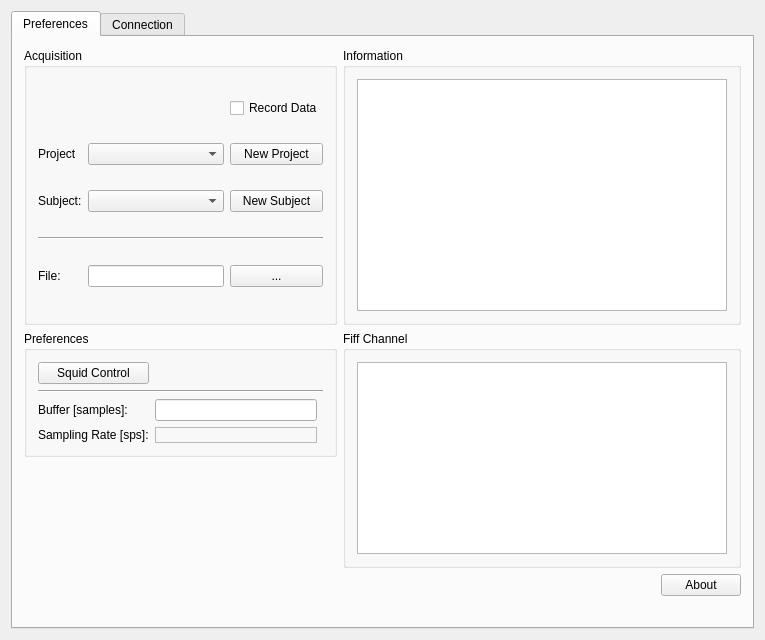
The window that applications/mne_x/plugins/babymeg/FormFiles/babymegsetup.ui (mne-tools/mne-cpp) describes before a commit, drawn with Qt 5.
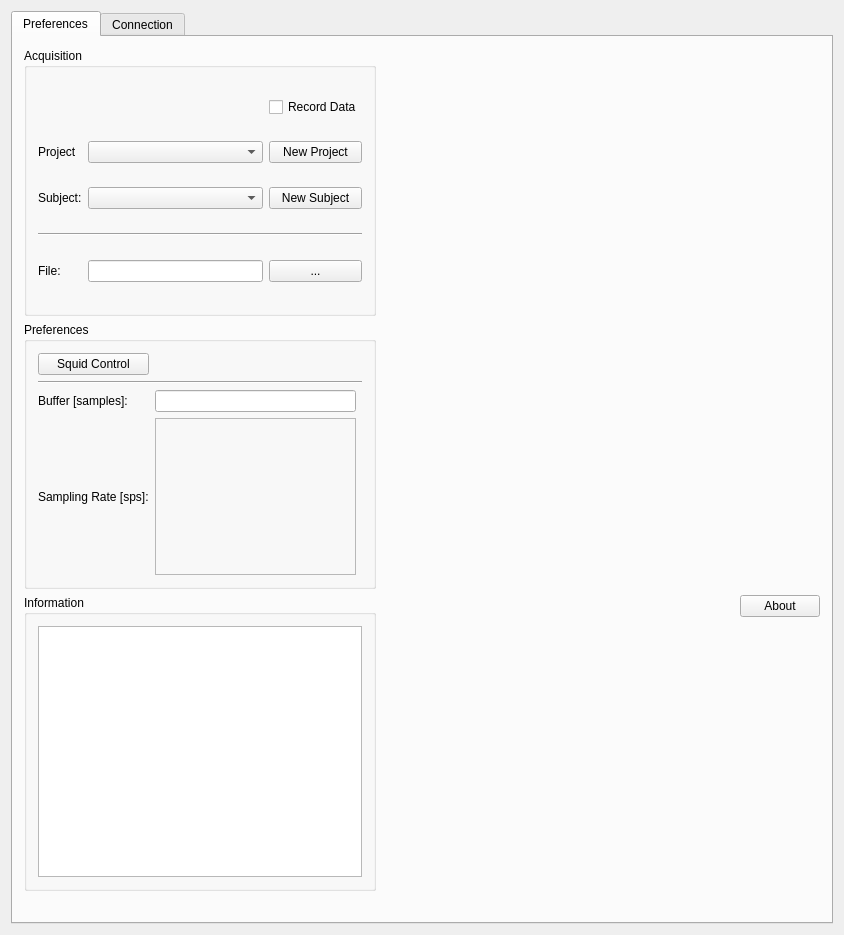
The same window after the commit. Icons and pictures are not drawn.

The edit to the form file:
```diff
--- a/applications/mne_x/plugins/babymeg/FormFiles/babymegsetup.ui
+++ b/applications/mne_x/plugins/babymeg/FormFiles/babymegsetup.ui
@@ -6,8 +6,8 @@
    <rect>
     <x>0</x>
     <y>0</y>
-    <width>765</width>
-    <height>640</height>
+    <width>844</width>
+    <height>935</height>
    </rect>
   </property>
   <property name="windowTitle">
@@ -26,90 +26,7 @@
       <layout class="QVBoxLayout" name="verticalLayout_2">
        <item>
         <layout class="QGridLayout" name="m_qGridLayout_main">
-         <item row="5" column="2">
-          <widget class="QPushButton" name="m_qPushButton_About">
-           <property name="text">
-            <string>About</string>
-           </property>
-          </widget>
-         </item>
-         <item row="5" column="1">
-          <spacer name="m_qHorizontalSpacer_About">
-           <property name="orientation">
-            <enum>Qt::Horizontal</enum>
-           </property>
-           <property name="sizeHint" stdset="0">
-            <size>
-             <width>40</width>
-             <height>20</height>
-            </size>
-           </property>
-          </spacer>
-         </item>
-         <item row="3" column="0">
-          <widget class="QGroupBox" name="m_qGroupBox_Preferences">
-           <property name="title">
-            <string>Preferences</string>
-           </property>
-           <layout class="QGridLayout" name="gridLayout">
-            <item row="5" column="1">
-             <widget class="QLabel" name="m_qLabel_sps">
-              <property name="frameShape">
-               <enum>QFrame::StyledPanel</enum>
-              </property>
-              <property name="text">
-               <string/>
-              </property>
-             </widget>
-            </item>
-            <item row="4" column="0">
-             <widget class="QLabel" name="m_qLabel_BufferSize">
-              <property name="text">
-               <string>Buffer [samples]:</string>
-              </property>
-             </widget>
-            </item>
-            <item row="4" column="1">
-             <widget class="QLineEdit" name="m_qLineEdit_BufferSize">
-              <property name="text">
-               <string/>
-              </property>
-             </widget>
-            </item>
-            <item row="3" column="0" colspan="3">
-             <widget class="Line" name="line">
-              <property name="orientation">
-               <enum>Qt::Horizontal</enum>
-              </property>
-             </widget>
-            </item>
-            <item row="5" column="0">
-             <widget class="QLabel" name="m_qLabel_sps_description">
-              <property name="sizePolicy">
-               <sizepolicy hsizetype="Minimum" vsizetype="Minimum">
-                <horstretch>0</horstretch>
-                <verstretch>0</verstretch>
-               </sizepolicy>
-              </property>
-              <property name="layoutDirection">
-               <enum>Qt::LeftToRight</enum>
-              </property>
-              <property name="text">
-               <string>Sampling Rate [sps]:</string>
-              </property>
-             </widget>
-            </item>
-            <item row="0" column="0">
-             <widget class="QPushButton" name="m_qPushButtonSqdCtrl">
-              <property name="text">
-               <string>Squid Control</string>
-              </property>
-             </widget>
-            </item>
-           </layout>
-          </widget>
-         </item>
-         <item row="0" column="0" rowspan="3">
+         <item row="0" column="0">
           <widget class="QGroupBox" name="m_qGroupBox_Acquisition">
            <property name="title">
             <string>Acquisition</string>
@@ -183,7 +100,70 @@
            </layout>
           </widget>
          </item>
-         <item row="0" column="1" rowspan="3" colspan="2">
+         <item row="1" column="0">
+          <widget class="QGroupBox" name="m_qGroupBox_Preferences">
+           <property name="title">
+            <string>Preferences</string>
+           </property>
+           <layout class="QGridLayout" name="gridLayout">
+            <item row="5" column="1">
+             <widget class="QLabel" name="m_qLabel_sps">
+              <property name="frameShape">
+               <enum>QFrame::StyledPanel</enum>
+              </property>
+              <property name="text">
+               <string/>
+              </property>
+             </widget>
+            </item>
+            <item row="4" column="0">
+             <widget class="QLabel" name="m_qLabel_BufferSize">
+              <property name="text">
+               <string>Buffer [samples]:</string>
+              </property>
+             </widget>
+            </item>
+            <item row="4" column="1">
+             <widget class="QLineEdit" name="m_qLineEdit_BufferSize">
+              <property name="text">
+               <string/>
+              </property>
+             </widget>
+            </item>
+            <item row="3" column="0" colspan="3">
+             <widget class="Line" name="line">
+              <property name="orientation">
+               <enum>Qt::Horizontal</enum>
+              </property>
+             </widget>
+            </item>
+            <item row="5" column="0">
+             <widget class="QLabel" name="m_qLabel_sps_description">
+              <property name="sizePolicy">
+               <sizepolicy hsizetype="Minimum" vsizetype="Minimum">
+                <horstretch>0</horstretch>
+                <verstretch>0</verstretch>
+               </sizepolicy>
+              </property>
+              <property name="layoutDirection">
+               <enum>Qt::LeftToRight</enum>
+              </property>
+              <property name="text">
+               <string>Sampling Rate [sps]:</string>
+              </property>
+             </widget>
+            </item>
+            <item row="0" column="0">
+             <widget class="QPushButton" name="m_qPushButtonSqdCtrl">
+              <property name="text">
+               <string>Squid Control</string>
+              </property>
+             </widget>
+            </item>
+           </layout>
+          </widget>
+         </item>
+         <item row="2" column="0" rowspan="2">
           <widget class="QGroupBox" name="m_qGroupBox_Information">
            <property name="minimumSize">
             <size>
@@ -195,24 +175,54 @@
             <string>Information</string>
            </property>
            <layout class="QGridLayout" name="m_qGridLayout_Information">
-            <item row="0" column="0">
+            <item row="1" column="0" rowspan="2">
              <widget class="QTextBrowser" name="m_qTextBrowser_Information"/>
             </item>
            </layout>
           </widget>
          </item>
-         <item row="3" column="1" rowspan="2" colspan="2">
-          <widget class="QGroupBox" name="m_qGroupBox_Channels">
-           <property name="title">
-            <string>Fiff Channel</string>
+         <item row="2" column="2">
+          <widget class="QPushButton" name="m_qPushButton_About">
+           <property name="text">
+            <string>About</string>
            </property>
-           <layout class="QGridLayout" name="m_qGridLayout_Channel">
-            <item row="0" column="0">
-             <widget class="QColumnView" name="m_qColumnView_Channels"/>
-            </item>
-           </layout>
           </widget>
          </item>
+         <item row="0" column="1" rowspan="2" colspan="2">
+          <widget class="QLabel" name="m_qLabelBabyMEGImage">
+           <property name="minimumSize">
+            <size>
+             <width>434</width>
+             <height>536</height>
+            </size>
+           </property>
+           <property name="maximumSize">
+            <size>
+             <width>16777215</width>
+             <height>16777215</height>
+            </size>
+           </property>
+           <property name="text">
+            <string/>
+           </property>
+           <property name="pixmap">
+            <pixmap resource="../babymeg.qrc">:/images/babymeg.png</pixmap>
+           </property>
+          </widget>
+         </item>
+         <item row="2" column="1">
+          <spacer name="m_qHorizontalSpacer_About">
+           <property name="orientation">
+            <enum>Qt::Horizontal</enum>
+           </property>
+           <property name="sizeHint" stdset="0">
+            <size>
+             <width>40</width>
+             <height>20</height>
+            </size>
+           </property>
+          </spacer>
+         </item>
         </layout>
        </item>
        <item>
```
Left out of the diff: 4 changed lines with no effect on the pictures.
